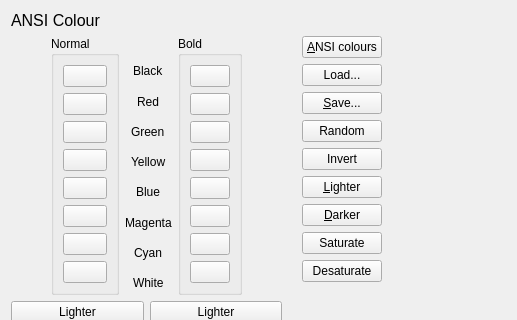
First picture: the form in smushclient-qt/cpp/ui/prefs/color.ui, repository jnbooth/smushclient, before the edit; both pictures show x 0 to 517 and y 0 to 320 of the 517 by 536 pixel window.
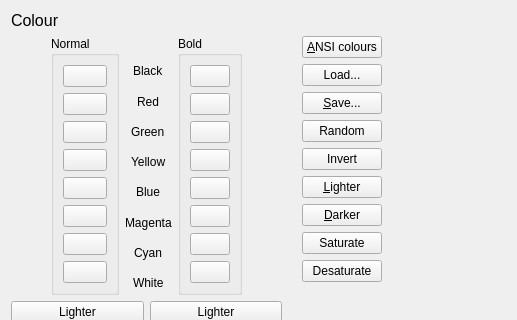
Second picture: the form after the edit. Icons and pictures are not drawn. Custom widgets are drawn as their Qt base class.

What changed in the file:
```diff
--- a/smushclient-qt/cpp/ui/prefs/color.ui
+++ b/smushclient-qt/cpp/ui/prefs/color.ui
@@ -28,7 +28,7 @@
       </font>
      </property>
      <property name="text">
-      <string>ANSI Colour</string>
+      <string>Colour</string>
      </property>
     </widget>
    </item>
```
